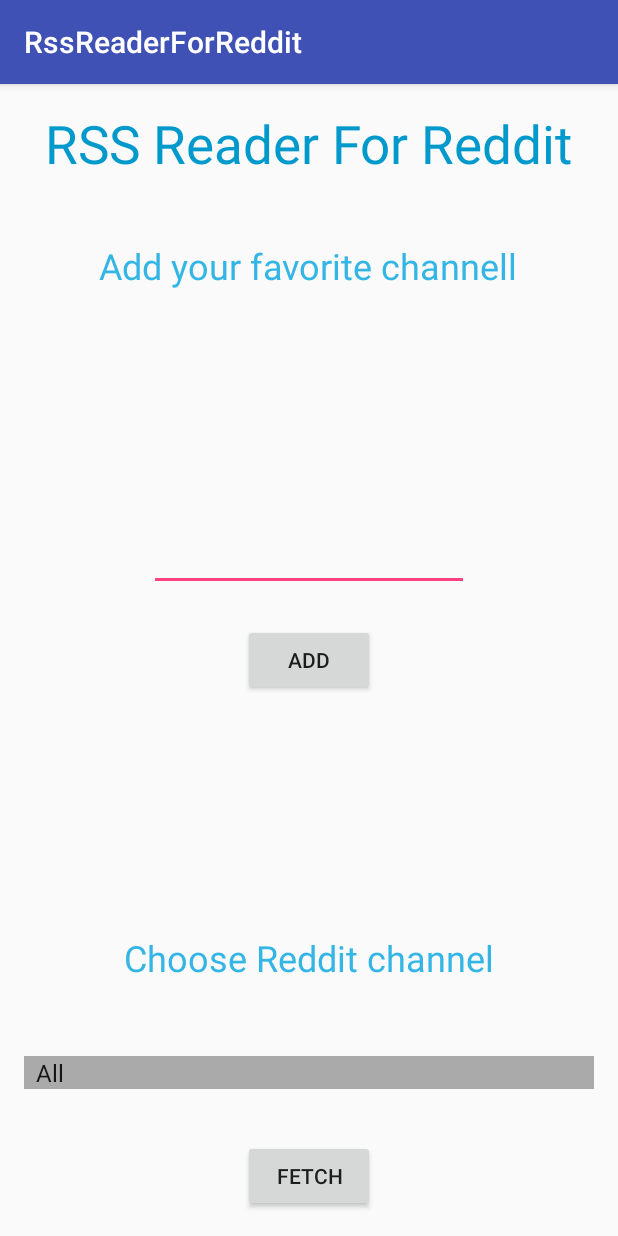
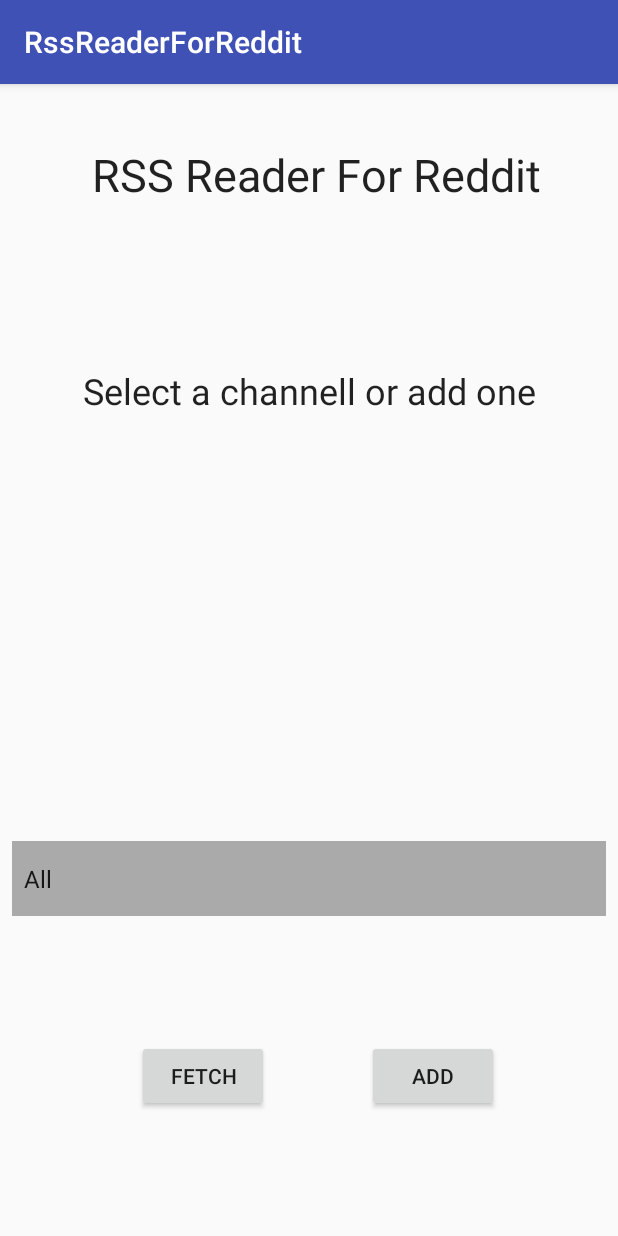
Before and after one commit to k0staa/RssReaderForReddit, an Android app: the screen it shows after launch (MainActivity), on a phone screen of 412 x 824 dp. Run offline under Robolectric (Android 15) with nearby library versions, the phone set to English and light mode, and no system bars.

Commit message:
Add material design components. Change layout to relative . Add extra activity for adding channel

```diff
--- a/app/build.gradle
+++ b/app/build.gradle
@@ -18,7 +18,7 @@ android {
         }
     }
 }
-task copyResDirectoryToClasses(type: Copy){
+task copyResDirectoryToClasses(type: Copy) {
     from "${projectDir}/src/test/res"
     into "${buildDir}/intermediates/classes/test/debug/res"
 }
@@ -27,8 +27,9 @@ dependencies {
     androidTestCompile('com.android.support.test.espresso:espresso-core:2.2.2', {
         exclude group: 'com.android.support', module: 'support-annotations'
     })
+
     compile 'com.android.support:appcompat-v7:25.1.0'
+    compile 'com.android.support.constraint:constraint-layout:+'
     testCompile 'junit:junit:4.12'
     testCompile 'org.mockito:mockito-core:1.10.19'
-
 }
--- a/app/src/main/AndroidManifest.xml
+++ b/app/src/main/AndroidManifest.xml
@@ -17,7 +17,8 @@
                 <category android:name="android.intent.category.LAUNCHER" />
             </intent-filter>
         </activity>
-        <activity android:name=".SecondActivity"></activity>
+        <activity android:name=".ViewPostsActivity" />
+        <activity android:name=".AddChannelActivity"></activity>
     </application>
 
 </manifest>
--- a/app/src/main/java/pl/codeaddict/rssreaderforreddit/MainActivity.java
+++ b/app/src/main/java/pl/codeaddict/rssreaderforreddit/MainActivity.java
@@ -7,7 +7,6 @@ import android.util.Log;
 import android.view.View;
 import android.widget.ArrayAdapter;
 import android.widget.Button;
-import android.widget.EditText;
 import android.widget.Spinner;
 
 import java.util.ArrayList;
@@ -17,12 +16,12 @@ import pl.codeaddict.rssreaderforreddit.listeners.SpinnerListener;
 import pl.codeaddict.rssreaderforreddit.models.UrlAdapterItem;
 import pl.codeaddict.rssreaderforreddit.xml.HandleXML;
 
+import static pl.codeaddict.rssreaderforreddit.RssReaderForRedditApplication.REDDIT_BASE_URL;
+import static pl.codeaddict.rssreaderforreddit.RssReaderForRedditApplication.REDDIT_BASE_URL_XML;
+
 public class MainActivity extends AppCompatActivity {
-    private static String REDDIT_BASE_URL = "https://www.reddit.com/r/";
-    private static String REDDIT_BASE_URL_XML = "/.xml";
-
-    private Button buttonFetch, buttonAdd;
-    private EditText addChannellText;
+    private static final int REQUEST_CODE = 1;
+    private Button buttonFetch, buttonChannelView;
     private String choosenUrl = "";
     private HandleXML handleXML;
     private List<UrlAdapterItem> channelSpinnerList;
@@ -48,12 +47,11 @@ public class MainActivity extends AppCompatActivity {
         spinner.setAdapter(adapter);
         spinner.setOnItemSelectedListener(new SpinnerListener(this));
 
-        buttonFetch = (Button) findViewById(R.id.button);
-
+        buttonFetch = (Button) findViewById(R.id.fetchButton);
         buttonFetch.setOnClickListener(new View.OnClickListener() {
             @Override
             public void onClick(View v) {
-                if(spinner.getSelectedItem() == null){
+                if (spinner.getSelectedItem() == null) {
                     return;
                 }
                 handleXML = new HandleXML(choosenUrl);
@@ -61,20 +59,17 @@ public class MainActivity extends AppCompatActivity {
 
                 while (handleXML.parsingComplete) ;
                 Log.i("Posts", "values = <<" + handleXML.getRedditPostList() + ">>");
-                Intent in = new Intent(MainActivity.this, SecondActivity.class);
+                Intent in = new Intent(MainActivity.this, ViewPostsActivity.class);
                 startActivity(in);
             }
         });
 
-        buttonAdd = (Button) findViewById(R.id.buttonAdd);
-        addChannellText = (EditText) findViewById(R.id.editTextChannel);
-        buttonAdd.setOnClickListener(new View.OnClickListener() {
+        buttonChannelView = (Button) findViewById(R.id.addChannelViewbutton);
+        buttonChannelView.setOnClickListener(new View.OnClickListener() {
             @Override
             public void onClick(View v) {
-                if (addChannellText != null && !addChannellText.getText().toString().isEmpty()) {
-                    String channel = addChannellText.getText().toString();
-                    channelSpinnerList.add(new UrlAdapterItem(channel, REDDIT_BASE_URL + channel + REDDIT_BASE_URL_XML));
-                }
+                Intent intent = new Intent(MainActivity.this, AddChannelActivity.class);
+                startActivityForResult(intent, REQUEST_CODE);
             }
         });
     }
--- a/app/src/main/java/pl/codeaddict/rssreaderforreddit/RssReaderForRedditApplication.java
+++ b/app/src/main/java/pl/codeaddict/rssreaderforreddit/RssReaderForRedditApplication.java
@@ -7,7 +7,8 @@ import android.app.Application;
  */
 
 public class RssReaderForRedditApplication extends Application {
-
+    public static String REDDIT_BASE_URL = "https://www.reddit.com/r/";
+    public static String REDDIT_BASE_URL_XML = "/.xml";
     private static MainActivity mContext;
 
     public static MainActivity getContext() {
--- a/app/src/main/java/pl/codeaddict/rssreaderforreddit/SecondActivity.java
+++ b/app/src/main/java/pl/codeaddict/rssreaderforreddit/ViewPostsActivity.java
@@ -15,7 +15,7 @@ import java.util.List;
 
 import pl.codeaddict.rssreaderforreddit.models.RedditPost;
 
-public class SecondActivity extends AppCompatActivity {
+public class ViewPostsActivity extends AppCompatActivity {
 
     @Override
     protected void onCreate(Bundle savedInstanceState) {
@@ -24,11 +24,11 @@ public class SecondActivity extends AppCompatActivity {
         ListView listView = (ListView) findViewById(R.id.listView);
         List<RedditPost> redditPosts = RssReaderForRedditApplication.getContext().getHandleXML().getRedditPostList();
 
-        ArrayAdapter<RedditPost> adapter2 = new ArrayAdapter<RedditPost>(SecondActivity.this, R.layout.activity_second, redditPosts) {
+        ArrayAdapter<RedditPost> adapter2 = new ArrayAdapter<RedditPost>(ViewPostsActivity.this, R.layout.activity_second, redditPosts) {
             @Override
             public View getView(int position, View convertView, ViewGroup parent) {
                 View row;
-                LayoutInflater mInflater = (LayoutInflater) SecondActivity.this.getSystemService(Context.LAYOUT_INFLATER_SERVICE);
+                LayoutInflater mInflater = (LayoutInflater) ViewPostsActivity.this.getSystemService(Context.LAYOUT_INFLATER_SERVICE);
                 if (null == convertView) {
                     row = mInflater.inflate(R.layout.activity_second, null);
                 } else {
--- a/app/src/main/res/layout/activity_main.xml
+++ b/app/src/main/res/layout/activity_main.xml
@@ -1,79 +1,98 @@
 <?xml version="1.0" encoding="utf-8"?>
-<RelativeLayout xmlns:android="http://schemas.android.com/apk/res/android"
-    xmlns:tools="http://schemas.android.com/tools" android:layout_width="match_parent"
-    android:layout_height="match_parent" android:paddingLeft="@dimen/activity_horizontal_margin"
-    android:paddingRight="@dimen/activity_horizontal_margin"
-    android:paddingTop="@dimen/activity_vertical_margin"
-    android:paddingBottom="@dimen/activity_vertical_margin"
+<android.support.constraint.ConstraintLayout xmlns:android="http://schemas.android.com/apk/res/android"
+    xmlns:app="http://schemas.android.com/apk/res-auto"
+    xmlns:tools="http://schemas.android.com/tools"
+    android:layout_width="match_parent"
+    android:layout_height="match_parent"
     tools:context=".MainActivity"
     android:transitionGroup="true">
 
-    <TextView
-        android:id="@+id/textViewAddChannel"
+    <Button
+        android:id="@+id/addChannelViewbutton"
+        style="@android:style/Widget.Material.Light.Button"
         android:layout_width="wrap_content"
         android:layout_height="wrap_content"
-        android:layout_marginTop="41dp"
-        android:text="Add your favorite channell"
-        android:textColor="@android:color/holo_blue_light"
-        android:textSize="24sp"
-        android:layout_below="@+id/textview"
-        android:layout_centerHorizontal="true" />
+        android:layout_alignStart="@+id/fetchButton"
+        android:layout_centerVertical="true"
+        android:layout_marginBottom="8dp"
+        android:layout_marginRight="79dp"
+        android:layout_marginTop="8dp"
+        android:text="Add"
+        app:layout_constraintBottom_toBottomOf="parent"
+        app:layout_constraintRight_toRightOf="parent"
+        app:layout_constraintTop_toBottomOf="@+id/spinner"
+        android:layout_marginEnd="79dp" />
 
     <TextView
         android:id="@+id/textview"
         android:layout_width="wrap_content"
         android:layout_height="wrap_content"
-        android:layout_alignParentTop="true"
-        android:layout_centerHorizontal="true"
+        android:layout_marginStart="17dp"
         android:text="RSS Reader For Reddit"
-        android:textColor="@android:color/holo_blue_dark"
-        android:textSize="35dp" />
+        android:textAppearance="@android:style/TextAppearance.Material.Large"
+        android:textSize="30sp"
+        tools:layout_constraintLeft_creator="1"
+        tools:layout_constraintTop_creator="1"
+        app:layout_constraintTop_toTopOf="parent"
+        android:layout_marginTop="40dp"
+        android:layout_marginLeft="17dp"
+        app:layout_constraintLeft_toLeftOf="parent"
+        android:layout_marginRight="8dp"
+        app:layout_constraintRight_toRightOf="parent"
+        android:layout_marginEnd="8dp" />
 
     <TextView
         android:id="@+id/textView"
         android:layout_width="wrap_content"
         android:layout_height="wrap_content"
-        android:text="Choose Reddit channel"
-        android:textColor="@android:color/holo_blue_light"
+        android:layout_marginBottom="8dp"
+        android:layout_marginEnd="8dp"
+        android:layout_marginLeft="8dp"
+        android:layout_marginRight="8dp"
+        android:layout_marginStart="8dp"
+        android:layout_marginTop="94dp"
+        android:text="Select a channell or add one"
+        android:textColor="?android:attr/editTextColor"
         android:textSize="24sp"
-        android:layout_above="@+id/spinner"
-        android:layout_centerHorizontal="true"
-        android:layout_marginBottom="49dp" />
+        app:layout_constraintBottom_toTopOf="@+id/spinner"
+        app:layout_constraintLeft_toLeftOf="parent"
+        app:layout_constraintRight_toRightOf="parent"
+        app:layout_constraintTop_toBottomOf="@+id/textview"
+        app:layout_constraintVertical_bias="0.045"
+        tools:layout_constraintBottom_creator="1"
+        tools:layout_constraintLeft_creator="1"
+        tools:layout_constraintRight_creator="1" />
 
     <Spinner
         android:id="@+id/spinner"
-        android:layout_width="match_parent"
-        android:layout_height="wrap_content"
+        android:layout_width="0dp"
+        android:layout_height="50dp"
+        android:layout_marginBottom="213dp"
+        android:layout_marginEnd="8dp"
+        android:layout_marginStart="8dp"
         android:background="@android:color/darker_gray"
         android:visibility="visible"
-        android:layout_above="@+id/button"
-        android:layout_alignParentStart="true"
-        android:layout_marginBottom="34dp" />
+        app:layout_constraintBottom_toBottomOf="parent"
+        app:layout_constraintLeft_toLeftOf="parent"
+        app:layout_constraintRight_toRightOf="parent"
+        tools:layout_constraintBottom_creator="1"
+        tools:layout_constraintLeft_creator="1"
+        tools:layout_constraintRight_creator="1" />
 
     <Button
+        android:id="@+id/fetchButton"
+        style="@android:style/Widget.Material.Light.Button"
         android:layout_width="wrap_content"
         android:layout_height="wrap_content"
         android:text="Fetch"
-        android:id="@+id/button"
-        android:layout_alignParentBottom="true"
-        android:layout_centerHorizontal="true" />
+        tools:layout_constraintLeft_creator="1"
+        tools:layout_constraintTop_creator="1"
+        android:layout_marginLeft="91dp"
+        app:layout_constraintLeft_toLeftOf="parent"
+        app:layout_constraintBottom_toBottomOf="parent"
+        android:layout_marginBottom="8dp"
+        android:layout_marginTop="8dp"
+        app:layout_constraintTop_toBottomOf="@+id/spinner"
+        android:layout_marginStart="91dp" />
 
-    <Button
-        android:id="@+id/buttonAdd"
-        android:layout_width="wrap_content"
-        android:layout_height="wrap_content"
-        android:layout_alignStart="@+id/button"
-        android:layout_centerVertical="true"
-        android:text="Add" />
-
-    <EditText
-        android:id="@+id/editTextChannel"
-        android:layout_width="wrap_content"
-        android:layout_height="wrap_content"
-        android:layout_above="@+id/buttonAdd"
-        android:layout_centerHorizontal="true"
-        android:layout_marginBottom="22dp"
-        android:ems="10"
-        android:inputType="text" />
-
-</RelativeLayout>
+</android.support.constraint.ConstraintLayout>
```
Also changed, not shown: app/src/main/java/pl/codeaddict/rssreaderforreddit/AddChannelActivity.java (added, +42 -0 lines), app/src/main/res/layout/activity_add_channel.xml (added, +54 -0 lines).
